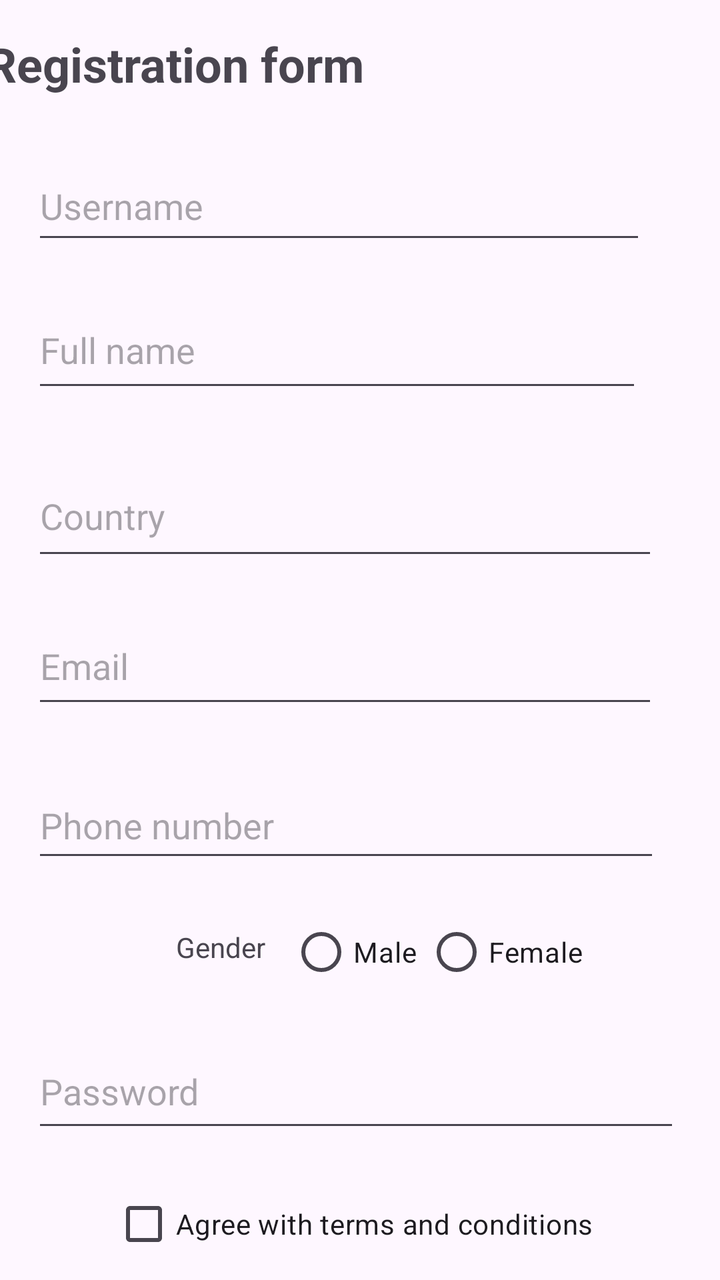
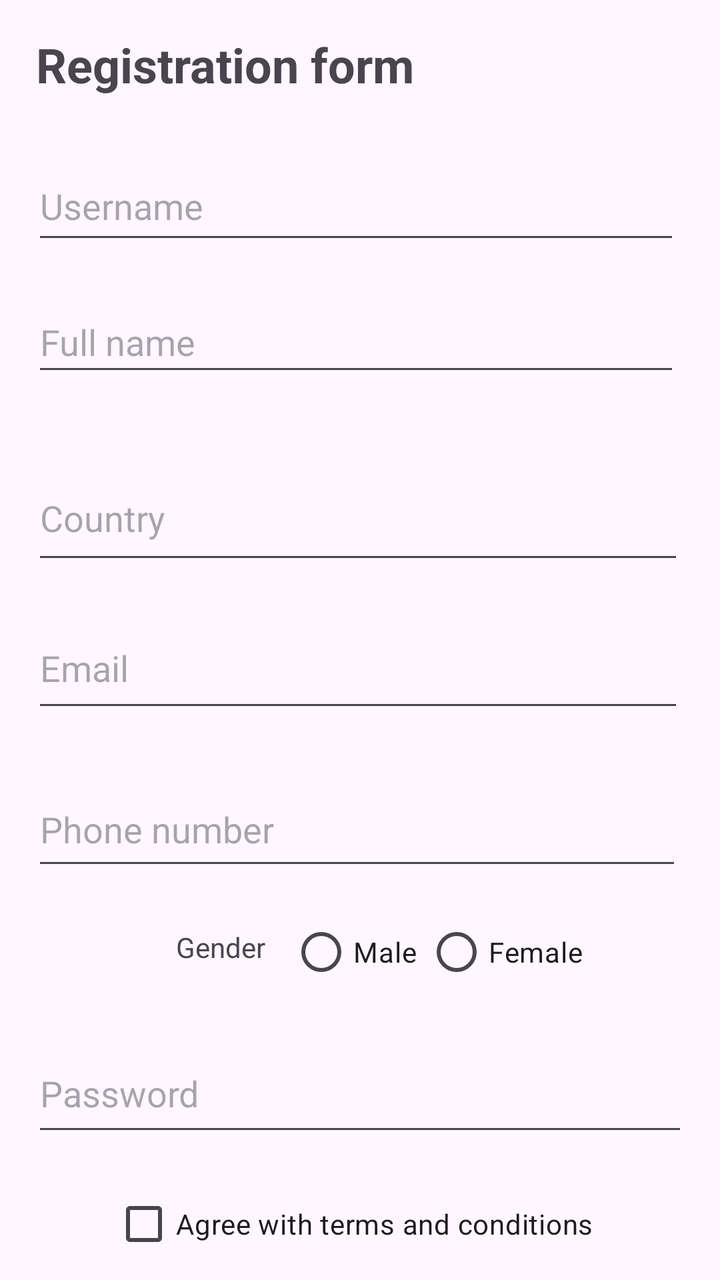

Compare the two renders of this Android layout. The source of the first and the diff that turns it into the second are given below.
<!-- AndroidManifest.xml: application theme Theme.RegistrationApp -->
<!-- res/layout/activity_main.xml -->
<?xml version="1.0" encoding="utf-8"?>
<androidx.constraintlayout.widget.ConstraintLayout xmlns:android="http://schemas.android.com/apk/res/android"
    xmlns:app="http://schemas.android.com/apk/res-auto"
    xmlns:tools="http://schemas.android.com/tools"
    android:id="@+id/main"
    android:layout_width="match_parent"
    android:layout_height="match_parent"
    tools:context=".MainActivity">

    <TextView
        android:layout_width="wrap_content"
        android:layout_height="wrap_content"
        android:layout_marginStart="18dp"
        android:layout_marginTop="15dp"
        android:layout_marginEnd="204dp"
        android:text="@string/registration_form"
        android:textSize="24sp"
        android:textStyle="bold"
        app:layout_constraintBottom_toBottomOf="parent"
        app:layout_constraintEnd_toEndOf="parent"
        app:layout_constraintStart_toStartOf="parent"
        app:layout_constraintTop_toTopOf="parent"
        app:layout_constraintVertical_bias="0.001" />

    <EditText
        android:id="@+id/editTextText"
        android:layout_width="307dp"
        android:layout_height="51dp"
        android:layout_marginStart="16dp"
        android:layout_marginTop="76dp"
        android:autofillHints="username"
        android:ems="10"
        android:hint="@string/hint_username"
        android:inputType="text"
        app:layout_constraintStart_toStartOf="parent"
        app:layout_constraintTop_toTopOf="parent" />

    <EditText
        android:id="@+id/editTextText2"
        android:layout_width="305dp"
        android:layout_height="55dp"
        android:layout_marginStart="16dp"
        android:layout_marginTop="146dp"
        android:autofillHints="name"
        android:ems="10"
        android:hint="@string/hint_full_name"
        android:inputType="text"
        app:layout_constraintStart_toStartOf="parent"
        app:layout_constraintTop_toTopOf="parent" />

    <EditText
        android:id="@+id/editTextText3"
        android:layout_width="313dp"
        android:layout_height="57dp"
        android:layout_marginStart="16dp"
        android:layout_marginTop="228dp"
        android:autofillHints="countryName"
        android:ems="10"
        android:hint="@string/hint_country"
        android:inputType="text"
        app:layout_constraintStart_toStartOf="parent"
        app:layout_constraintTop_toTopOf="parent" />

    <EditText
        android:id="@+id/editTextTextEmailAddress"
        android:layout_width="313dp"
        android:layout_height="55dp"
        android:layout_marginStart="16dp"
        android:layout_marginTop="304dp"
        android:autofillHints="emailAddress"
        android:ems="10"
        android:hint="@string/hint_email"
        android:inputType="textEmailAddress"
        app:layout_constraintStart_toStartOf="parent"
        app:layout_constraintTop_toTopOf="parent" />

    <EditText
        android:id="@+id/editTextPhone"
        android:layout_width="314dp"
        android:layout_height="50dp"
        android:layout_marginStart="16dp"
        android:layout_marginTop="386dp"
        android:autofillHints="phone"
        android:ems="10"
        android:hint="@string/hint_phone_number"
        android:inputType="phone"
        app:layout_constraintStart_toStartOf="parent"
        app:layout_constraintTop_toTopOf="parent" />

    <TextView
        android:id="@+id/textView"
        android:layout_width="wrap_content"
        android:layout_height="wrap_content"
        android:layout_marginStart="88dp"
        android:layout_marginTop="464dp"
        android:text="@string/gender_label"
        app:layout_constraintStart_toStartOf="parent"
        app:layout_constraintTop_toTopOf="parent" />

    <RadioGroup
        android:id="@+id/radioGroupGender"
        android:layout_width="wrap_content"
        android:layout_height="wrap_content"
        android:orientation="horizontal"
        android:layout_marginStart="12dp"
        android:layout_marginTop="452dp"
        app:layout_constraintStart_toEndOf="@+id/textView"
        app:layout_constraintTop_toTopOf="parent">

        <RadioButton
            android:id="@+id/radioButton"
            android:layout_width="wrap_content"
            android:layout_height="wrap_content"
            android:text="@string/radio_male" />

        <RadioButton
            android:id="@+id/radioButton2"
            android:layout_width="wrap_content"
            android:layout_height="wrap_content"
            android:layout_marginStart="4dp"
            android:text="@string/radio_female" />
    </RadioGroup>

    <EditText
        android:id="@+id/editTextTextPassword"
        android:layout_width="324dp"
        android:layout_height="54dp"
        android:layout_marginStart="16dp"
        android:layout_marginTop="517dp"
        android:autofillHints="password"
        android:ems="10"
        android:hint="@string/hint_password"
        android:inputType="textPassword"
        app:layout_constraintStart_toStartOf="parent"
        app:layout_constraintTop_toTopOf="parent" />

    <CheckBox
        android:id="@+id/checkBox"
        android:layout_width="wrap_content"
        android:layout_height="wrap_content"
        android:layout_marginStart="56dp"
        android:layout_marginTop="588dp"
        android:text="@string/terms_and_conditions"
        app:layout_constraintStart_toStartOf="parent"
        app:layout_constraintTop_toTopOf="parent" />

    <Button
        android:id="@+id/button"
        android:layout_width="wrap_content"
        android:layout_height="wrap_content"
        android:layout_marginStart="124dp"
        android:layout_marginTop="646dp"
        android:text="@string/create_account"
        app:layout_constraintStart_toStartOf="parent"
        app:layout_constraintTop_toTopOf="parent" />

</androidx.constraintlayout.widget.ConstraintLayout>
<!-- resources referenced by this layout -->
<resources>
  <string name="create_account">Create account</string>
  <string name="gender_label">Gender</string>
  <string name="hint_country">Country</string>
  <string name="hint_email">Email</string>
  <string name="hint_full_name">Full name</string>
  <string name="hint_password">Password</string>
  <string name="hint_phone_number">Phone number</string>
  <string name="hint_username">Username</string>
  <string name="radio_female">Female</string>
  <string name="radio_male">Male</string>
  <string name="registration_form">Registration form</string>
  <string name="terms_and_conditions">Agree with terms and conditions</string>
  <style name="Theme.RegistrationApp" parent="Base.Theme.RegistrationApp" />
  <style name="Base.Theme.RegistrationApp" parent="Theme.Material3.DayNight.NoActionBar">
          
          
      </style>
</resources>

<!-- the commit's change to res/layout/activity_main.xml (unified diff, before → after) -->
@@ -8,23 +8,24 @@
     tools:context=".MainActivity">
 
     <TextView
-        android:layout_width="wrap_content"
-        android:layout_height="wrap_content"
+        android:layout_width="193dp"
+        android:layout_height="31dp"
         android:layout_marginStart="18dp"
-        android:layout_marginTop="15dp"
-        android:layout_marginEnd="204dp"
+        android:layout_marginTop="16dp"
+        android:layout_marginEnd="200dp"
         android:text="@string/registration_form"
         android:textSize="24sp"
         android:textStyle="bold"
         app:layout_constraintBottom_toBottomOf="parent"
         app:layout_constraintEnd_toEndOf="parent"
+        app:layout_constraintHorizontal_bias="0.0"
         app:layout_constraintStart_toStartOf="parent"
         app:layout_constraintTop_toTopOf="parent"
-        app:layout_constraintVertical_bias="0.001" />
+        app:layout_constraintVertical_bias="0.0" />
 
     <EditText
         android:id="@+id/editTextText"
-        android:layout_width="307dp"
+        android:layout_width="324dp"
         android:layout_height="51dp"
         android:layout_marginStart="16dp"
         android:layout_marginTop="76dp"
@@ -37,8 +38,8 @@
 
     <EditText
         android:id="@+id/editTextText2"
-        android:layout_width="305dp"
-        android:layout_height="55dp"
+        android:layout_width="324dp"
+        android:layout_height="47dp"
         android:layout_marginStart="16dp"
         android:layout_marginTop="146dp"
         android:autofillHints="name"
@@ -50,8 +51,8 @@
 
     <EditText
         android:id="@+id/editTextText3"
-        android:layout_width="313dp"
-        android:layout_height="57dp"
+        android:layout_width="326dp"
+        android:layout_height="59dp"
         android:layout_marginStart="16dp"
         android:layout_marginTop="228dp"
         android:autofillHints="countryName"
@@ -63,8 +64,8 @@
 
     <EditText
         android:id="@+id/editTextTextEmailAddress"
-        android:layout_width="313dp"
-        android:layout_height="55dp"
+        android:layout_width="326dp"
+        android:layout_height="57dp"
         android:layout_marginStart="16dp"
         android:layout_marginTop="304dp"
         android:autofillHints="emailAddress"
@@ -76,8 +77,8 @@
 
     <EditText
         android:id="@+id/editTextPhone"
-        android:layout_width="314dp"
-        android:layout_height="50dp"
+        android:layout_width="325dp"
+        android:layout_height="54dp"
         android:layout_marginStart="16dp"
         android:layout_marginTop="386dp"
         android:autofillHints="phone"
@@ -101,9 +102,9 @@
         android:id="@+id/radioGroupGender"
         android:layout_width="wrap_content"
         android:layout_height="wrap_content"
-        android:orientation="horizontal"
         android:layout_marginStart="12dp"
         android:layout_marginTop="452dp"
+        android:orientation="horizontal"
         app:layout_constraintStart_toEndOf="@+id/textView"
         app:layout_constraintTop_toTopOf="parent">
 
@@ -123,8 +124,8 @@
 
     <EditText
         android:id="@+id/editTextTextPassword"
-        android:layout_width="324dp"
-        android:layout_height="54dp"
+        android:layout_width="328dp"
+        android:layout_height="56dp"
         android:layout_marginStart="16dp"
         android:layout_marginTop="517dp"
         android:autofillHints="password"
